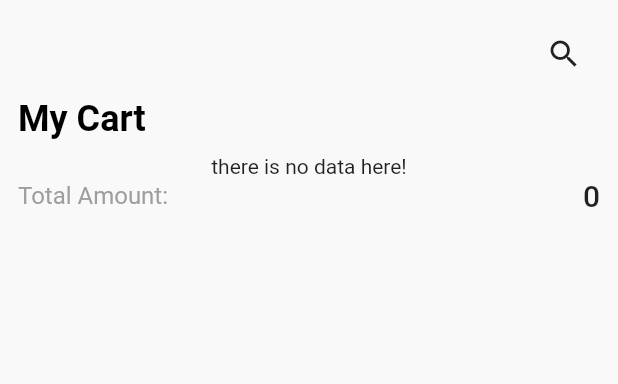
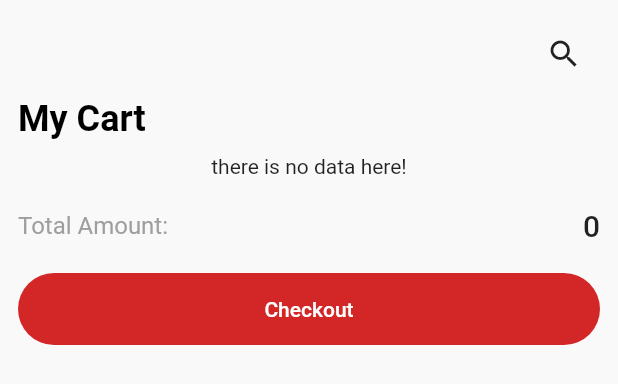
Before and after one commit to mustafa-farag/E-commerce_V2, a Flutter app: the CartScreen widget shown alone on an empty page, opened directly, on a phone screen of 412 x 824 dp. Shown: the top 384 px of the screen. Run offline on Flutter 3.47's test engine with Material 2 defaults, Android fonts, the phone set to English and light mode, and no system bars; our stand-ins replace cloud_firestore, firebase_auth, firebase_core, flutter_rating_bar, font_awesome_flutter, persistent_bottom_nav_bar_v2; accounts and stored records are empty; network calls fail.

Commit message:
complete cart screen UI

```diff
--- a/lib/views/screens/cart_screen.dart
+++ b/lib/views/screens/cart_screen.dart
@@ -1,17 +1,37 @@
 import 'package:commercialapp/controllers/database_controller.dart';
 import 'package:commercialapp/models/add_to_cart.dart';
 import 'package:commercialapp/views/widgets/cart_list_item.dart';
+import 'package:commercialapp/views/widgets/default_button.dart';
 import 'package:commercialapp/views/widgets/order_summary_item.dart';
 import 'package:flutter/material.dart';
 import 'package:provider/provider.dart';
 
-class CartScreen extends StatelessWidget {
+class CartScreen extends StatefulWidget {
   const CartScreen({Key? key}) : super(key: key);
+
+  @override
+  State<CartScreen> createState() => _CartScreenState();
+}
+
+class _CartScreenState extends State<CartScreen> {
+  int totalAmount = 0;
+
+  @override
+  void didChangeDependencies() async {
+    super.didChangeDependencies();
+    final cartProduct = await Provider.of<Database>(context, listen: false)
+        .cartProductsStream()
+        .first;
+    for (var element in cartProduct) {
+      setState(() {
+        totalAmount += element.price;
+      });
+    }
+  }
 
   @override
   Widget build(BuildContext context) {
     final database = Provider.of<Database>(context);
-    int totalAmount =0;
     return SafeArea(
       child: SingleChildScrollView(
         child: Padding(
@@ -68,7 +88,15 @@ class CartScreen extends StatelessWidget {
                   );
                 },
               ),
-              OrderSummaryItem(title: 'Total Amount', value: totalAmount.toString()),
+              const SizedBox(
+                height: 20,
+              ),
+              OrderSummaryItem(
+                  title: 'Total Amount', value: totalAmount.toString()),
+              const SizedBox(
+                height: 20,
+              ),
+              DefaultButton(onPressed: () {}, text: 'Checkout'),
             ],
           ),
         ),
```
